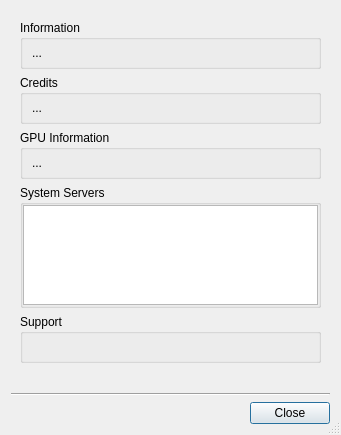
Before: the Qt Designer form vms/client/nx_vms_client_desktop/src/ui/dialogs/about_dialog.ui in networkoptix/nx_open, drawn with Qt 5.
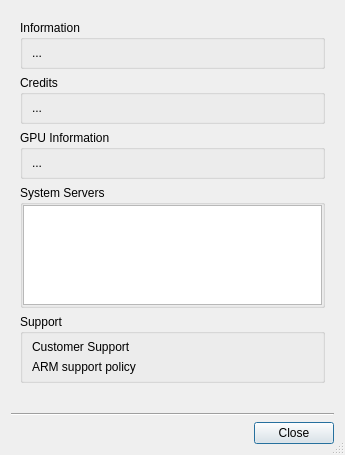
After: the same form once the commit is applied.

Commit message:
VMS-12887: Add link to the ARM support policy to the "About" dialog
<==== Mercurial data ====>
Branch: vms_4.0_gui

What changed in the file:
```diff
--- a/vms/client/nx_vms_client_desktop/src/ui/dialogs/about_dialog.ui
+++ b/vms/client/nx_vms_client_desktop/src/ui/dialogs/about_dialog.ui
@@ -6,8 +6,8 @@
    <rect>
     <x>0</x>
     <y>0</y>
-    <width>341</width>
-    <height>409</height>
+    <width>345</width>
+    <height>423</height>
    </rect>
   </property>
   <property name="sizePolicy">
@@ -230,15 +230,32 @@
         <property name="flat">
          <bool>true</bool>
         </property>
-        <layout class="QVBoxLayout" name="verticalLayout_6">
+        <layout class="QFormLayout" name="formLayout">
          <property name="topMargin">
           <number>6</number>
          </property>
          <property name="bottomMargin">
           <number>6</number>
          </property>
-         <item>
-          <widget class="QLabel" name="supportEmailLabel">
+         <item row="1" column="1">
+          <widget class="QLabel" name="armSupportLabel">
+           <property name="text">
+            <string notr="true">&lt;ARM support placeholder&gt;</string>
+           </property>
+           <property name="openExternalLinks">
+            <bool>true</bool>
+           </property>
+          </widget>
+         </item>
+         <item row="1" column="0">
+          <widget class="QLabel" name="armSupportTitleLabel">
+           <property name="text">
+            <string>ARM support policy</string>
+           </property>
+          </widget>
+         </item>
+         <item row="0" column="1">
+          <widget class="QLabel" name="customerSupportLabel">
            <property name="text">
             <string notr="true">&lt;Support email placeholder&gt;</string>
            </property>
@@ -247,6 +264,13 @@
            </property>
           </widget>
          </item>
+         <item row="0" column="0">
+          <widget class="QLabel" name="customerSupportTitleLabel">
+           <property name="text">
+            <string>Customer Support</string>
+           </property>
+          </widget>
+         </item>
         </layout>
        </widget>
       </item>
```
The commit also changes 5 other files.
